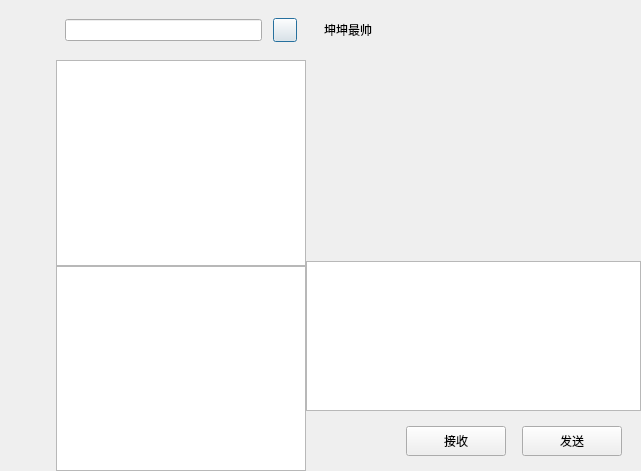
Qt form chatdialog.ui (SuycxZMZ/CChat) before a commit.
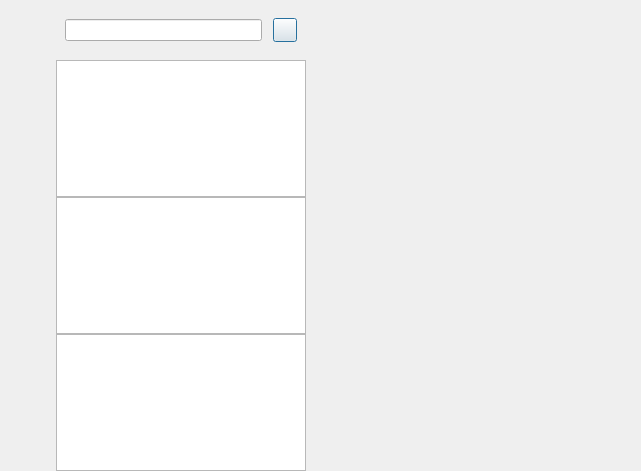
The same form after that commit. Custom widgets are drawn as their Qt base class.

```diff
--- a/chatdialog.ui
+++ b/chatdialog.ui
@@ -216,297 +216,18 @@
        <widget class="QListWidget" name="search_list"/>
       </item>
       <item>
-       <widget class="QListWidget" name="chat_user_list"/>
+       <widget class="ChatUserList" name="chat_user_list"/>
+      </item>
+      <item>
+       <widget class="QListWidget" name="con_user_list"/>
       </item>
      </layout>
     </widget>
    </item>
    <item>
-    <widget class="QWidget" name="chat_data_wid" native="true">
-     <layout class="QVBoxLayout" name="verticalLayout_4">
-      <property name="spacing">
-       <number>0</number>
-      </property>
-      <property name="leftMargin">
-       <number>0</number>
-      </property>
-      <property name="topMargin">
-       <number>0</number>
-      </property>
-      <property name="rightMargin">
-       <number>0</number>
-      </property>
-      <property name="bottomMargin">
-       <number>0</number>
-      </property>
-      <item>
-       <widget class="QWidget" name="title_wid" native="true">
-        <property name="minimumSize">
-         <size>
-          <width>0</width>
-          <height>60</height>
-         </size>
-        </property>
-        <property name="maximumSize">
-         <size>
-          <width>16777215</width>
-          <height>60</height>
-         </size>
-        </property>
-        <layout class="QHBoxLayout" name="horizontalLayout_3">
-         <item>
-          <widget class="QWidget" name="widget_2" native="true">
-           <layout class="QHBoxLayout" name="horizontalLayout_4">
-            <item>
-             <widget class="QLabel" name="title_lb">
-              <property name="text">
-               <string>坤坤最帅</string>
-              </property>
-             </widget>
-            </item>
-           </layout>
-          </widget>
-         </item>
-        </layout>
-       </widget>
-      </item>
-      <item>
-       <widget class="QWidget" name="chat_data_list" native="true"/>
-      </item>
-      <item>
-       <widget class="QWidget" name="tool_wid" native="true">
-        <property name="minimumSize">
-         <size>
-          <width>0</width>
-          <height>60</height>
-         </size>
-        </property>
-        <property name="maximumSize">
-         <size>
-          <width>16777215</width>
-          <height>60</height>
-         </size>
-        </property>
-        <layout class="QHBoxLayout" name="horizontalLayout_5">
-         <property name="spacing">
-          <number>7</number>
-         </property>
-         <property name="leftMargin">
-          <number>2</number>
-         </property>
-         <property name="topMargin">
-          <number>2</number>
-         </property>
-         <property name="rightMargin">
-          <number>2</number>
-         </property>
-         <property name="bottomMargin">
-          <number>7</number>
-         </property>
-         <item>
-          <spacer name="horizontalSpacer_2">
-           <property name="orientation">
-            <enum>Qt::Horizontal</enum>
-           </property>
-           <property name="sizeType">
-            <enum>QSizePolicy::Fixed</enum>
-           </property>
-           <property name="sizeHint" stdset="0">
-            <size>
-             <width>5</width>
-             <height>20</height>
-            </size>
-           </property>
-          </spacer>
-         </item>
-         <item>
-          <widget class="QLabel" name="emo_lb">
-           <property name="minimumSize">
-            <size>
-             <width>25</width>
-             <height>25</height>
-            </size>
-           </property>
-           <property name="maximumSize">
-            <size>
-             <width>25</width>
-             <height>25</height>
-            </size>
-           </property>
-           <property name="text">
-            <string/>
-           </property>
-          </widget>
-         </item>
-         <item>
-          <spacer name="horizontalSpacer_4">
-           <property name="orientation">
-            <enum>Qt::Horizontal</enum>
-           </property>
-           <property name="sizeType">
-            <enum>QSizePolicy::Fixed</enum>
-           </property>
-           <property name="sizeHint" stdset="0">
-            <size>
-             <width>5</width>
-             <height>20</height>
-            </size>
-           </property>
-          </spacer>
-         </item>
-         <item>
-          <widget class="QLabel" name="file_lib">
-           <property name="minimumSize">
-            <size>
-             <width>25</width>
-             <height>25</height>
-            </size>
-           </property>
-           <property name="maximumSize">
-            <size>
-             <width>25</width>
-             <height>25</height>
-            </size>
-           </property>
-           <property name="text">
-            <string/>
-           </property>
-          </widget>
-         </item>
-         <item>
-          <spacer name="horizontalSpacer_3">
-           <property name="orientation">
-            <enum>Qt::Horizontal</enum>
-           </property>
-           <property name="sizeHint" stdset="0">
-            <size>
-             <width>40</width>
-             <height>20</height>
-            </size>
-           </property>
-          </spacer>
-         </item>
-        </layout>
-       </widget>
-      </item>
-      <item>
-       <widget class="QTextEdit" name="chat_edit">
-        <property name="minimumSize">
-         <size>
-          <width>0</width>
-          <height>150</height>
-         </size>
-        </property>
-        <property name="maximumSize">
-         <size>
-          <width>16777215</width>
-          <height>150</height>
-         </size>
-        </property>
-       </widget>
-      </item>
-      <item>
-       <widget class="QWidget" name="widget_5" native="true">
-        <property name="minimumSize">
-         <size>
-          <width>0</width>
-          <height>60</height>
-         </size>
-        </property>
-        <property name="maximumSize">
-         <size>
-          <width>16777215</width>
-          <height>60</height>
-         </size>
-        </property>
-        <layout class="QHBoxLayout" name="horizontalLayout_6">
-         <item>
-          <spacer name="horizontalSpacer_5">
-           <property name="orientation">
-            <enum>Qt::Horizontal</enum>
-           </property>
-           <property name="sizeHint" stdset="0">
-            <size>
-             <width>40</width>
-             <height>20</height>
-            </size>
-           </property>
-          </spacer>
-         </item>
-         <item>
-          <widget class="QPushButton" name="recv_btn">
-           <property name="minimumSize">
-            <size>
-             <width>100</width>
-             <height>30</height>
-            </size>
-           </property>
-           <property name="maximumSize">
-            <size>
-             <width>100</width>
-             <height>30</height>
-            </size>
-           </property>
-           <property name="text">
-            <string>接收</string>
-           </property>
-          </widget>
-         </item>
-         <item>
-          <spacer name="horizontalSpacer_7">
-           <property name="orientation">
-            <enum>Qt::Horizontal</enum>
-           </property>
-           <property name="sizeType">
-            <enum>QSizePolicy::Fixed</enum>
-           </property>
-           <property name="sizeHint" stdset="0">
-            <size>
-             <width>10</width>
-             <height>20</height>
-            </size>
-           </property>
-          </spacer>
-         </item>
-         <item>
-          <widget class="QPushButton" name="send_btn">
-           <property name="minimumSize">
-            <size>
-             <width>100</width>
-             <height>30</height>
-            </size>
-           </property>
-           <property name="maximumSize">
-            <size>
-             <width>100</width>
-             <height>30</height>
-            </size>
-           </property>
-           <property name="text">
-            <string>发送</string>
-           </property>
-          </widget>
-         </item>
-         <item>
-          <spacer name="horizontalSpacer_6">
-           <property name="orientation">
-            <enum>Qt::Horizontal</enum>
-           </property>
-           <property name="sizeType">
-            <enum>QSizePolicy::Fixed</enum>
-           </property>
-           <property name="sizeHint" stdset="0">
-            <size>
-             <width>10</width>
-             <height>20</height>
-            </size>
-           </property>
-          </spacer>
-         </item>
-        </layout>
-       </widget>
-      </item>
-     </layout>
+    <widget class="QStackedWidget" name="stackedWidget">
+     <widget class="ChatPage" name="chat_page"/>
+     <widget class="QWidget" name="friend_apply_page"/>
     </widget>
    </item>
   </layout>
@@ -517,6 +238,22 @@
    <extends>QPushButton</extends>
    <header location="global">clickedbtn.h</header>
   </customwidget>
+  <customwidget>
+   <class>CustomizeEdit</class>
+   <extends>QLineEdit</extends>
+   <header location="global">customizeedit.h</header>
+  </customwidget>
+  <customwidget>
+   <class>ChatUserList</class>
+   <extends>QListWidget</extends>
+   <header location="global">chatuserlist.h</header>
+  </customwidget>
+  <customwidget>
+   <class>ChatPage</class>
+   <extends>QWidget</extends>
+   <header location="global">chatpage.h</header>
+   <container>1</container>
+  </customwidget>
  </customwidgets>
  <resources/>
  <connections/>
```
Left out of the diff: 2 changed lines with no effect on the pictures.
